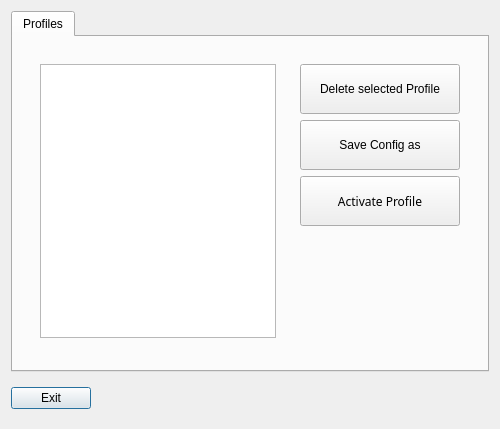
The window that ui/dpiswitch.ui (valueerrorx/plasma-dpi-switcher) describes before a commit, drawn with Qt 5.
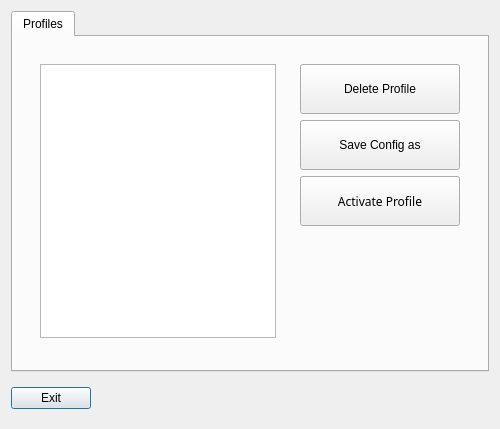
The same window after the commit. Icons and pictures are not drawn.

Commit message: added confirmation dialogs for apply and delete

The edit to the form file:
```diff
--- a/ui/dpiswitch.ui
+++ b/ui/dpiswitch.ui
@@ -137,7 +137,7 @@
                 </size>
                </property>
                <property name="text">
-                <string>Delete selected Profile</string>
+                <string>Delete Profile</string>
                </property>
                <property name="icon">
                 <iconset theme="trash-empty">
```
Left out of the diff: 3 changed lines with no effect on the pictures. The commit also changes 1 other file.
